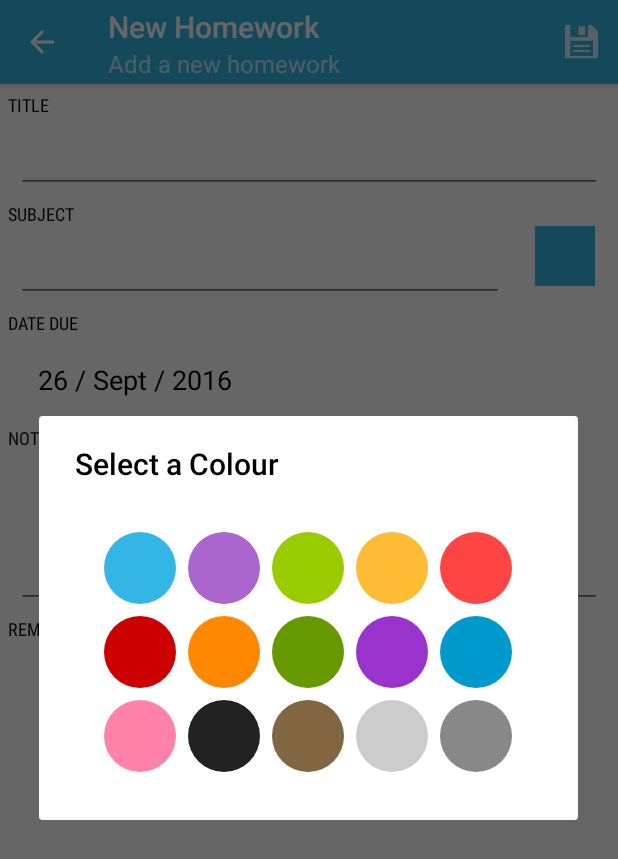
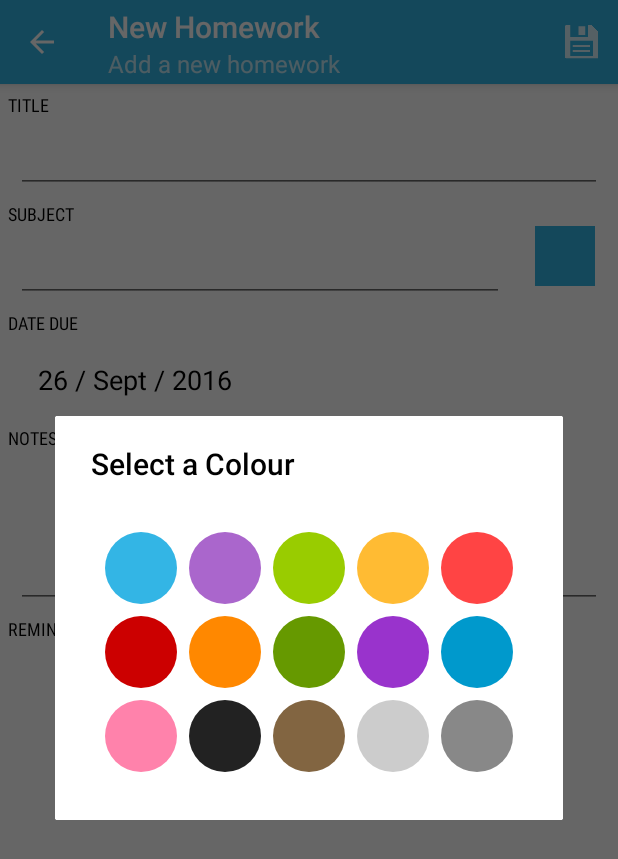
Before and after one commit to mrtomrichy/Homework-planner-OLD-, an Android app: the EditActivity screen opened directly, with no data from a screen before it, after a tap on an icon or button, on a phone screen of 412 x 824 dp. Shown: the top 859 px of the screen. Run offline under Robolectric (Android 15) with nearby library versions, the phone set to English and light mode, and no system bars.

Commit message:
styled alert dialog

```diff
--- a/HomeworkPlanner/src/main/java/com/tom/hwk/ui/ListActivity.java
+++ b/HomeworkPlanner/src/main/java/com/tom/hwk/ui/ListActivity.java
@@ -22,7 +22,6 @@ public class ListActivity extends AppCompatActivity implements ListHomeworkFragm
   private CharSequence items[];
 
   private ListHomeworkFragment listFragment;
-  private FloatingActionButton addNewButton;
 
   private boolean mTwoPane = false;
 
@@ -53,7 +52,7 @@ public class ListActivity extends AppCompatActivity implements ListHomeworkFragm
       }
     }
 
-    addNewButton = (FloatingActionButton) findViewById(R.id.add_new_homework_fab);
+    FloatingActionButton addNewButton = (FloatingActionButton) findViewById(R.id.add_new_homework_fab);
     addNewButton.setOnClickListener(new View.OnClickListener() {
       @Override
       public void onClick(View view) {
--- a/HomeworkPlanner/src/main/java/com/tom/hwk/utils/AlarmReceiver.java
+++ b/HomeworkPlanner/src/main/java/com/tom/hwk/utils/AlarmReceiver.java
@@ -27,7 +27,6 @@ public class AlarmReceiver extends BroadcastReceiver {
 
       db.deleteAlarm(id, h);
 
-
       NotificationCompat.Builder mBuilder =
               new NotificationCompat.Builder(context)
                       .setSmallIcon(R.drawable.notification_icon)
--- a/HomeworkPlanner/src/main/res/values/themes.xml
+++ b/HomeworkPlanner/src/main/res/values/themes.xml
@@ -10,6 +10,7 @@
         <item name="android:actionBarStyle">@style/ActionBarTheme</item>
         <item name="android:listViewStyle">@android:style/Widget.ListView.White</item>
         <item name="android:textColor">@android:color/black</item>
+        <item name="android:alertDialogTheme">@style/AlertDialogTheme</item>
     </style>
 
     <style name="ActionBarTheme" parent="@style/Widget.AppCompat.ActionBar">
@@ -17,6 +18,15 @@
         <item name="actionMenuTextColor">@android:color/white</item>
         <item name="android:titleTextStyle">@style/MyActionBarTitleText</item>
         <item name="elevation">6dp</item>
+    </style>
+
+    <style name="AlertDialogTheme" parent="Base.Theme.AppCompat.Light.Dialog">
+        <item name="colorAccent">@color/cyan</item>
+        <item name="android:textColor">@android:color/black</item>
+        <item name="android:textColorAlertDialogListItem">@android:color/black</item>
+        <item name="android:background">@color/white</item>
+        <item name="android:windowMinWidthMajor">90%</item>
+        <item name="android:windowMinWidthMinor">90%</item>
     </style>
 
     <!-- ActionBar title text -->
```
Also changed, not shown: HomeworkPlanner/src/main/java/com/tom/hwk/models/HomeworkItem.java (+12 -0 lines), HomeworkPlanner/src/main/res/values/styles.xml (+0 -41 lines).
